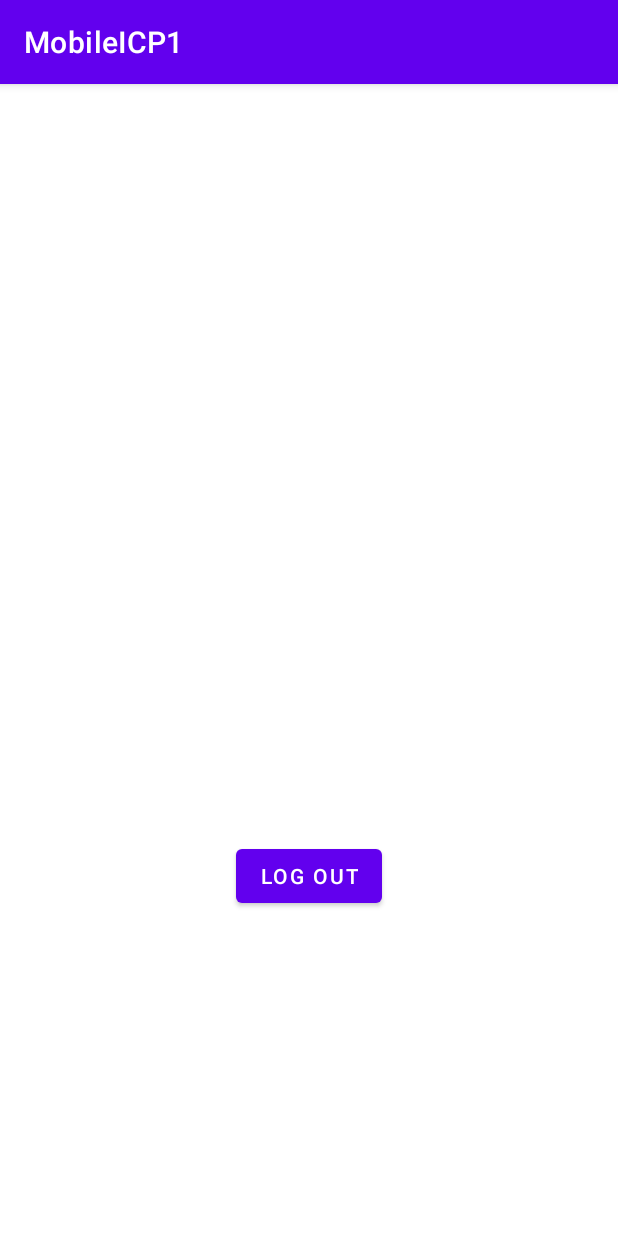
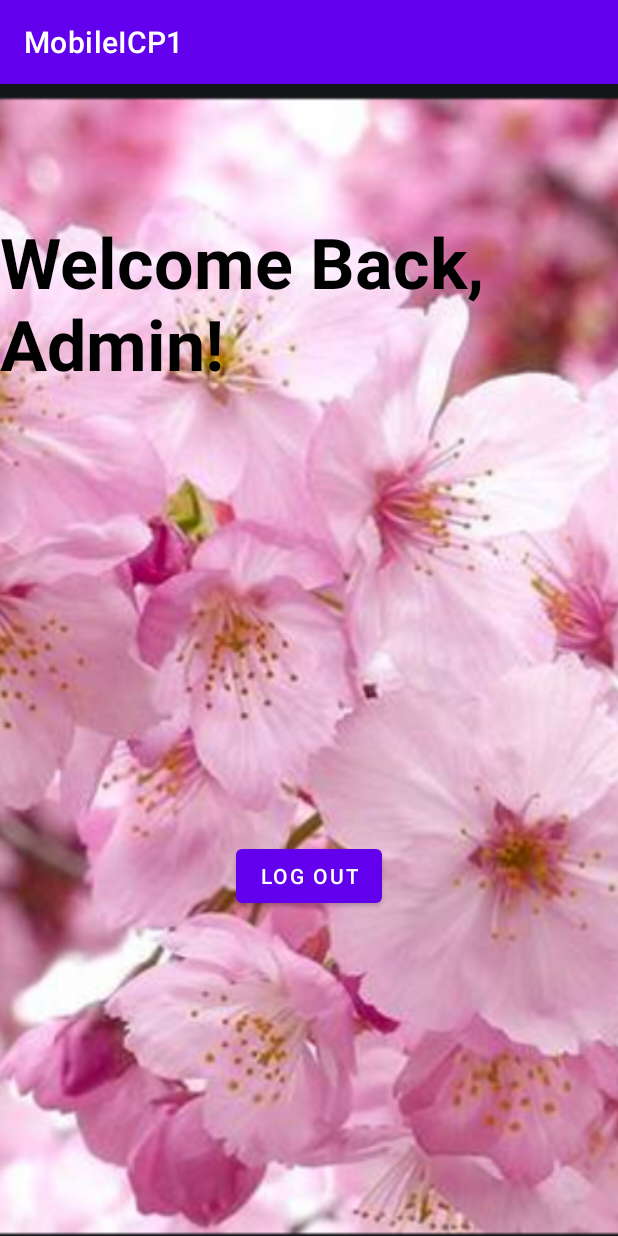
Before and after one commit to boroshs-coursework/WebMobile_ICPs, an Android app: the HomeActivity screen opened directly, with no data from a screen before it, on a phone screen of 412 x 824 dp. Run offline under Robolectric (Android 15) with nearby library versions, the phone set to English and light mode, and no system bars.

Commit message:
missed files in last commit

```diff
--- a/Fall2020_Mobile/Mobile_ICP1/Source/app/src/main/res/layout/activity_home.xml
+++ b/Fall2020_Mobile/Mobile_ICP1/Source/app/src/main/res/layout/activity_home.xml
@@ -2,8 +2,32 @@
 <androidx.constraintlayout.widget.ConstraintLayout
     xmlns:android="http://schemas.android.com/apk/res/android"
     xmlns:app="http://schemas.android.com/apk/res-auto"
+    xmlns:tools="http://schemas.android.com/tools"
     android:layout_width="match_parent"
     android:layout_height="match_parent">
+
+    <ImageView
+        android:layout_width="fill_parent"
+        android:layout_height="fill_parent"
+        android:scaleType="centerCrop"
+        android:src="@drawable/background1"
+        app:layout_constraintBottom_toBottomOf="parent"
+        app:layout_constraintEnd_toEndOf="parent"
+        app:layout_constraintStart_toStartOf="parent"
+        app:layout_constraintTop_toTopOf="parent" />
+
+    <TextView
+        android:id="@+id/textView"
+        android:layout_width="wrap_content"
+        android:layout_height="wrap_content"
+        android:layout_marginBottom="200dp"
+        android:text="Welcome Back, Admin!"
+        android:textSize="70px"
+        android:textColor="@color/black"
+        android:textStyle="bold"
+        app:layout_constraintBottom_toBottomOf="@id/imageView2"
+        app:layout_constraintEnd_toEndOf="parent"
+        app:layout_constraintStart_toStartOf="parent" />
 
     <Button
         android:id="@+id/logoutButton"
@@ -15,4 +39,15 @@
         app:layout_constraintStart_toStartOf="parent"
         app:layout_constraintTop_toTopOf="parent"
         app:layout_constraintVertical_bias="0.7" />
+
+    <ImageView
+        android:id="@+id/imageView2"
+        android:layout_width="wrap_content"
+        android:layout_height="wrap_content"
+        android:layout_marginBottom="100dp"
+        app:layout_constraintBottom_toTopOf="@+id/logoutButton"
+        app:layout_constraintEnd_toEndOf="parent"
+        app:layout_constraintStart_toStartOf="parent"
+        tools:srcCompat="@tools:sample/avatars" />
+
 </androidx.constraintlayout.widget.ConstraintLayout>
--- a/Fall2020_Mobile/Mobile_ICP1/Source/app/src/main/res/layout/activity_main.xml
+++ b/Fall2020_Mobile/Mobile_ICP1/Source/app/src/main/res/layout/activity_main.xml
@@ -6,11 +6,24 @@
     android:layout_height="match_parent"
     tools:context=".MainActivity">
 
+    <ImageView
+        android:layout_width="fill_parent"
+        android:layout_height="fill_parent"
+        android:scaleType="centerCrop"
+        android:src="@drawable/background2"
+        app:layout_constraintBottom_toBottomOf="parent"
+        app:layout_constraintEnd_toEndOf="parent"
+        app:layout_constraintStart_toStartOf="parent"
+        app:layout_constraintTop_toTopOf="parent" />
+
     <TextView
         android:id="@+id/loginTextView"
         android:layout_width="wrap_content"
         android:layout_height="wrap_content"
         android:text="Login Screen"
+        android:textSize="100px"
+        android:textColor="@color/white"
+        android:textStyle="bold"
         app:layout_constraintBottom_toBottomOf="@id/loginbuttonView"
         app:layout_constraintLeft_toLeftOf="parent"
         app:layout_constraintRight_toRightOf="parent"
```
